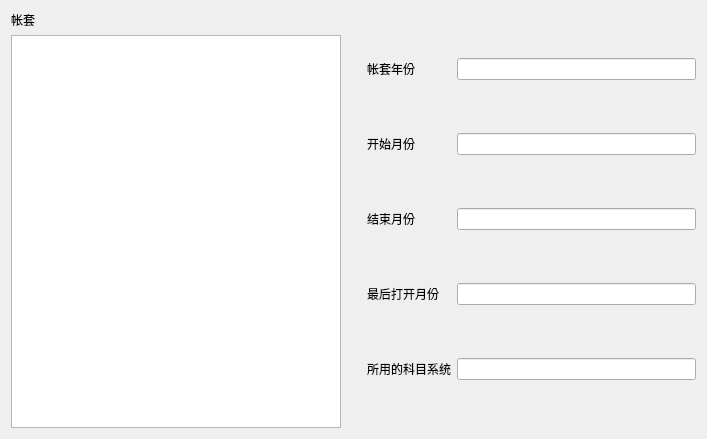
Before: the Qt Designer form forms/apcsuite.ui in wangkungit5905/PzAssistant, drawn with Qt 5.
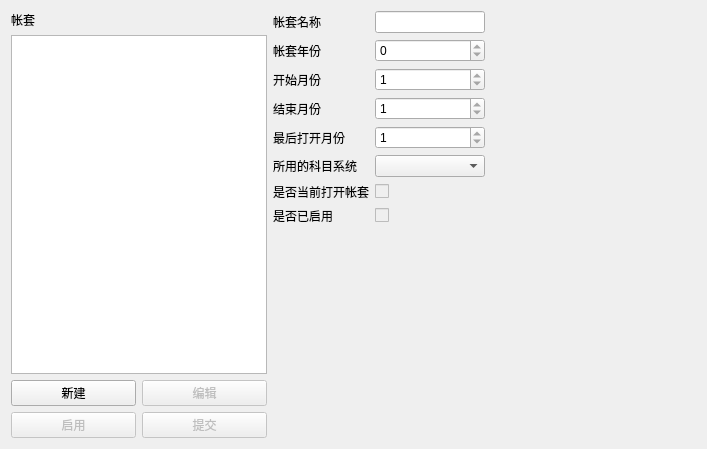
After: the same form once the commit is applied.

What changed in the file:
```diff
--- a/forms/apcsuite.ui
+++ b/forms/apcsuite.ui
@@ -7,46 +7,78 @@
     <x>0</x>
     <y>0</y>
     <width>707</width>
-    <height>439</height>
+    <height>449</height>
    </rect>
   </property>
   <property name="windowTitle">
    <string>Form</string>
   </property>
-  <layout class="QHBoxLayout" name="horizontalLayout" stretch="1,0,1">
+  <layout class="QHBoxLayout" name="horizontalLayout">
    <item>
-    <layout class="QVBoxLayout" name="verticalLayout">
+    <layout class="QVBoxLayout" name="verticalLayout_2">
      <item>
-      <widget class="QLabel" name="label">
-       <property name="text">
-        <string>帐套</string>
-       </property>
-      </widget>
+      <layout class="QVBoxLayout" name="verticalLayout">
+       <item>
+        <widget class="QLabel" name="label">
+         <property name="text">
+          <string>帐套</string>
+         </property>
+        </widget>
+       </item>
+       <item>
+        <widget class="QListWidget" name="lw"/>
+       </item>
+      </layout>
      </item>
      <item>
-      <widget class="QListWidget" name="listWidget"/>
+      <layout class="QGridLayout" name="gridLayout_2">
+       <item row="0" column="0">
+        <widget class="QPushButton" name="btnNew">
+         <property name="text">
+          <string>新建</string>
+         </property>
+        </widget>
+       </item>
+       <item row="0" column="1">
+        <widget class="QPushButton" name="btnEdit">
+         <property name="enabled">
+          <bool>false</bool>
+         </property>
+         <property name="text">
+          <string>编辑</string>
+         </property>
+        </widget>
+       </item>
+       <item row="1" column="0">
+        <widget class="QPushButton" name="btnUsed">
+         <property name="enabled">
+          <bool>false</bool>
+         </property>
+         <property name="text">
+          <string>启用</string>
+         </property>
+        </widget>
+       </item>
+       <item row="1" column="1">
+        <widget class="QPushButton" name="btnCommit">
+         <property name="enabled">
+          <bool>false</bool>
+         </property>
+         <property name="text">
+          <string>提交</string>
+         </property>
+        </widget>
+       </item>
+      </layout>
      </item>
     </layout>
    </item>
-   <item>
-    <spacer name="verticalSpacer">
-     <property name="orientation">
-      <enum>Qt::Vertical</enum>
-     </property>
-     <property name="sizeHint" stdset="0">
-      <size>
-       <width>20</width>
-       <height>40</height>
-      </size>
-     </property>
-    </spacer>
-   </item>
    <item>
     <layout class="QGridLayout" name="gridLayout">
      <item row="0" column="0">
-      <widget class="QLabel" name="label_2">
+      <widget class="QLabel" name="label_8">
        <property name="text">
-        <string>帐套年份</string>
+        <string>帐套名称</string>
        </property>
       </widget>
      </item>
@@ -58,63 +90,160 @@
       </widget>
      </item>
      <item row="1" column="0">
-      <widget class="QLabel" name="label_3">
+      <widget class="QLabel" name="label_2">
        <property name="text">
-        <string>开始月份</string>
+        <string>帐套年份</string>
        </property>
       </widget>
      </item>
      <item row="1" column="1">
-      <widget class="QLineEdit" name="edtStart">
+      <widget class="QSpinBox" name="year">
        <property name="readOnly">
         <bool>true</bool>
        </property>
+       <property name="suffix">
+        <string/>
+       </property>
+       <property name="maximum">
+        <number>3000</number>
+       </property>
+       <property name="singleStep">
+        <number>1</number>
+       </property>
       </widget>
      </item>
      <item row="2" column="0">
-      <widget class="QLabel" name="label_4">
+      <widget class="QLabel" name="label_3">
        <property name="text">
-        <string>结束月份</string>
+        <string>开始月份</string>
        </property>
       </widget>
      </item>
      <item row="2" column="1">
-      <widget class="QLineEdit" name="edtEnd">
+      <widget class="QSpinBox" name="smonth">
        <property name="readOnly">
         <bool>true</bool>
        </property>
+       <property name="minimum">
+        <number>1</number>
+       </property>
+       <property name="maximum">
+        <number>12</number>
+       </property>
       </widget>
      </item>
      <item row="3" column="0">
-      <widget class="QLabel" name="label_5">
+      <widget class="QLabel" name="label_4">
        <property name="text">
-        <string>最后打开月份</string>
+        <string>结束月份</string>
        </property>
       </widget>
      </item>
      <item row="3" column="1">
-      <widget class="QLineEdit" name="edtRecent">
+      <widget class="QSpinBox" name="emonth">
        <property name="readOnly">
         <bool>true</bool>
        </property>
+       <property name="minimum">
+        <number>1</number>
+       </property>
+       <property name="maximum">
+        <number>12</number>
+       </property>
       </widget>
      </item>
      <item row="4" column="0">
+      <widget class="QLabel" name="label_5">
+       <property name="text">
+        <string>最后打开月份</string>
+       </property>
+      </widget>
+     </item>
+     <item row="4" column="1">
+      <widget class="QSpinBox" name="rmonth">
+       <property name="readOnly">
+        <bool>true</bool>
+       </property>
+       <property name="minimum">
+        <number>1</number>
+       </property>
+       <property name="maximum">
+        <number>12</number>
+       </property>
+      </widget>
+     </item>
+     <item row="5" column="0">
       <widget class="QLabel" name="label_6">
        <property name="text">
         <string>所用的科目系统</string>
        </property>
       </widget>
      </item>
-     <item row="4" column="1">
-      <widget class="QLineEdit" name="edtSubSys">
-       <property name="readOnly">
-        <bool>true</bool>
+     <item row="5" column="1">
+      <widget class="QComboBox" name="subSys"/>
+     </item>
+     <item row="6" column="0">
+      <widget class="QLabel" name="label_9">
+       <property name="text">
+        <string>是否当前打开帐套</string>
        </property>
       </widget>
      </item>
+     <item row="6" column="1">
+      <widget class="QCheckBox" name="isCur">
+       <property name="enabled">
+        <bool>false</bool>
+       </property>
+       <property name="text">
+        <string/>
+       </property>
+      </widget>
+     </item>
+     <item row="7" column="0">
+      <widget class="QLabel" name="label_7">
+       <property name="text">
+        <string>是否已启用</string>
+       </property>
+      </widget>
+     </item>
+     <item row="7" column="1">
+      <widget class="QCheckBox" name="isUsed">
+       <property name="enabled">
+        <bool>false</bool>
+       </property>
+       <property name="text">
+        <string/>
+       </property>
+      </widget>
+     </item>
+     <item row="8" column="0">
+      <spacer name="verticalSpacer">
+       <property name="orientation">
+        <enum>Qt::Vertical</enum>
+       </property>
+       <property name="sizeHint" stdset="0">
+        <size>
+         <width>20</width>
+         <height>40</height>
+        </size>
+       </property>
+      </spacer>
+     </item>
     </layout>
    </item>
+   <item>
+    <spacer name="horizontalSpacer">
+     <property name="orientation">
+      <enum>Qt::Horizontal</enum>
+     </property>
+     <property name="sizeHint" stdset="0">
+      <size>
+       <width>40</width>
+       <height>20</height>
+      </size>
+     </property>
+    </spacer>
+   </item>
   </layout>
  </widget>
  <resources/>
```
Left out of the diff: 2 changed lines with no effect on the pictures.
